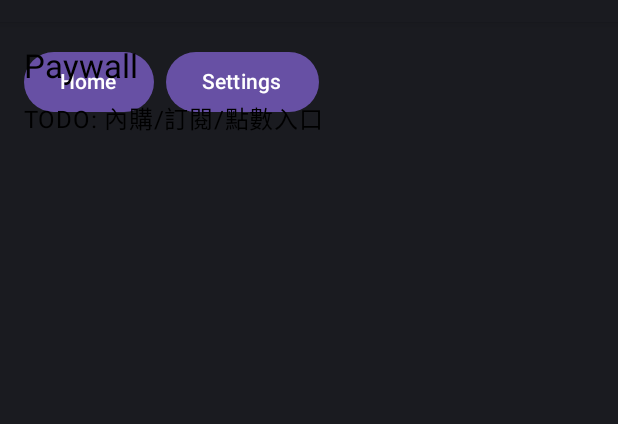
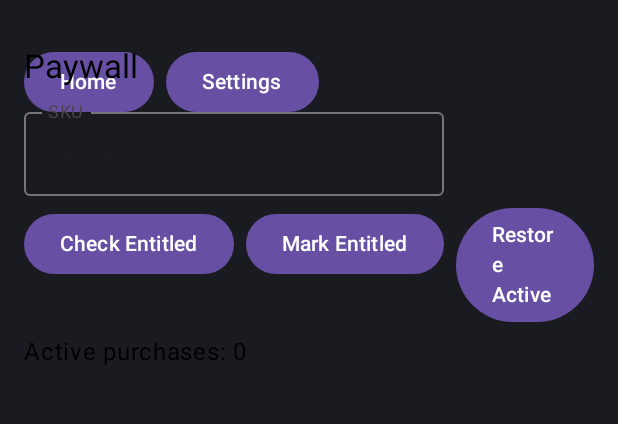
Before and after one commit to masteryee-labs/AI-Destiny-Master, an Android app built with Jetpack Compose: the PaywallScreen screen opened through its navigation route, on a phone screen of 412 x 824 dp, the part 62-486 px from its top. Run offline under Robolectric (Android 15) with nearby library versions, the phone set to English and light mode, and no system bars; our stand-ins replace Room's generated code.

Commit message:
feat(report): ReportScreen 改為以 Flow 觀察 Repository（observeById）\nfeat(chart): ChartInput 建立後導向 ChartResult；補基本表單\nfeat(paywall): PaywallScreen 與 PurchaseRepository 基礎互動（查權益/恢復/標記）\ndocs(task): 插入並勾選 ReportScreen Flow、Chart 流程、Paywall 互動

```diff
--- a/app/src/main/java/com/aidestinymaster/app/nav/NavGraph.kt
+++ b/app/src/main/java/com/aidestinymaster/app/nav/NavGraph.kt
@@ -52,7 +52,7 @@ fun AppNav(activity: ComponentActivity) {
             composable(
                 route = Routes.ChartInput,
                 arguments = listOf(navArgument("kind") {}),
-            ) { backStack -> ChartInputScreen(activity, backStack.arguments?.getString("kind") ?: "") }
+            ) { backStack -> ChartInputScreen(activity, backStack.arguments?.getString("kind") ?: "", nav) }
             composable(
                 route = Routes.ChartResult,
                 arguments = listOf(navArgument("chartId") {}),
--- a/app/src/main/java/com/aidestinymaster/app/paywall/PaywallScreen.kt
+++ b/app/src/main/java/com/aidestinymaster/app/paywall/PaywallScreen.kt
@@ -3,18 +3,41 @@ package com.aidestinymaster.app.paywall
 import androidx.activity.ComponentActivity
 import androidx.compose.foundation.layout.Arrangement
 import androidx.compose.foundation.layout.Column
+import androidx.compose.foundation.layout.Row
 import androidx.compose.foundation.layout.fillMaxWidth
 import androidx.compose.foundation.layout.padding
+import androidx.compose.material3.Button
 import androidx.compose.material3.MaterialTheme
+import androidx.compose.material3.OutlinedTextField
 import androidx.compose.material3.Text
-import androidx.compose.runtime.Composable
+import androidx.compose.runtime.*
 import androidx.compose.ui.Modifier
 import androidx.compose.ui.unit.dp
+import com.aidestinymaster.data.db.DatabaseProvider
+import com.aidestinymaster.data.db.PurchaseEntity
+import com.aidestinymaster.data.repository.PurchaseRepository
+import kotlinx.coroutines.launch
 
 @Composable
 fun PaywallScreen(activity: ComponentActivity) {
+    val repo = PurchaseRepository.from(activity)
+    val scope = rememberCoroutineScope()
+    var sku by remember { mutableStateOf("iap_demo") }
+    var entitled by remember { mutableStateOf<Boolean?>(null) }
+    var activeCount by remember { mutableStateOf(0) }
+
     Column(Modifier.fillMaxWidth().padding(16.dp), verticalArrangement = Arrangement.spacedBy(8.dp)) {
         Text("Paywall", style = MaterialTheme.typography.titleLarge)
-        Text("TODO: 內購/訂閱/點數入口")
+        OutlinedTextField(value = sku, onValueChange = { sku = it }, label = { Text("SKU") })
+        Row(horizontalArrangement = Arrangement.spacedBy(8.dp)) {
+            Button(onClick = { scope.launch { entitled = repo.isEntitled(sku) } }) { Text("Check Entitled") }
+            Button(onClick = { scope.launch {
+                val p = PurchaseEntity(sku, type = "inapp", state = 1, purchaseToken = "debug", acknowledged = true, updatedAt = System.currentTimeMillis())
+                DatabaseProvider.get(activity).purchaseDao().upsert(p)
+            } }) { Text("Mark Entitled") }
+            Button(onClick = { scope.launch { activeCount = repo.getActive().size } }) { Text("Restore Active") }
+        }
+        if (entitled != null) Text("Entitled: $entitled")
+        Text("Active purchases: $activeCount")
     }
 }
```
Also changed, not shown: app/src/main/java/com/aidestinymaster/app/chart/ChartInputScreen.kt (+32 -3 lines), app/src/main/java/com/aidestinymaster/app/report/ReportScreen.kt (+3 -5 lines), 1 other file.
